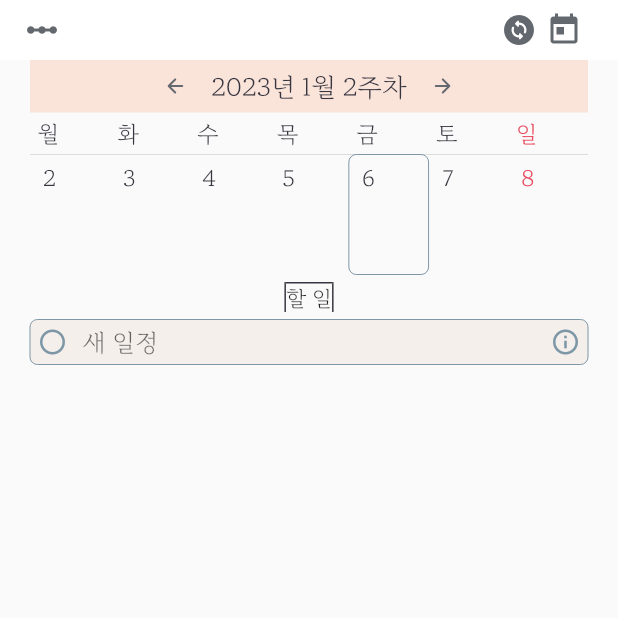
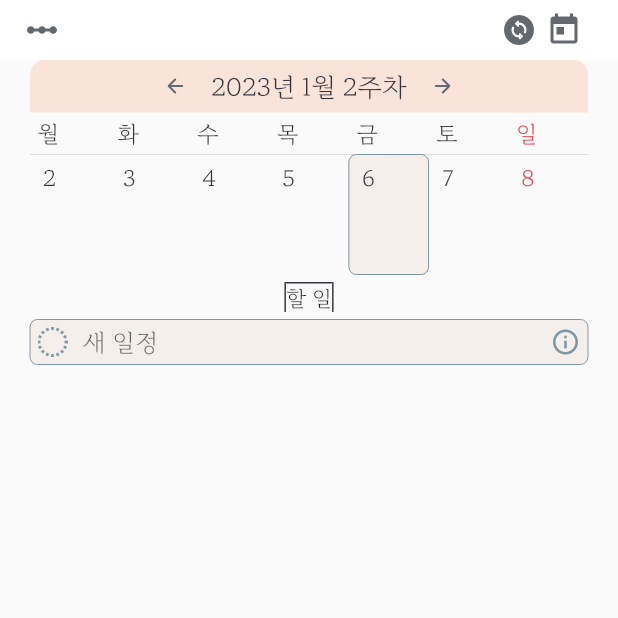
Before and after one commit to ljbee22/my_calender, a Flutter app: the screen it shows after launch, after a tap on the "arrow forward" icon, on a phone screen of 412 x 824 dp, the top half of it. Run offline on Flutter 3.47's test engine with Material 2 defaults, Android fonts, the phone set to English and light mode, and no system bars; our stand-ins replace hive, hive_flutter; accounts and stored records are empty.

Commit message:
12.30 혼자 코딩 - 2

```diff
--- a/lib/customclass/OneDay.dart
+++ b/lib/customclass/OneDay.dart
@@ -35,7 +35,9 @@ class _OneDayState extends State<OneDay> {
                       widget.oneDay.month)
                   ? BoxDecoration(
                   borderRadius: BorderRadius.circular(5),
-                  border: Border.all(color: Pastel.grey, width: 0))
+                  border: Border.all(color: Pastel.grey, width: 0),
+                color: Pastel.white,
+              )
                   : null,
               padding: const EdgeInsets.fromLTRB(0, 4, 0, 10),
               height: 80,
--- a/lib/customclass/calenderElement.dart
+++ b/lib/customclass/calenderElement.dart
@@ -40,7 +40,13 @@ class CalenderBanner extends StatelessWidget {
   Widget build(BuildContext context) {
     return Container(
       height: 35,
-      color: Pastel.pink,
+      decoration: BoxDecoration(
+        color: Pastel.pink,
+        borderRadius: BorderRadius.only(
+          topLeft: Radius.circular(10),
+          topRight: Radius.circular(10),
+        ),
+      ),
       child: Row(
         mainAxisAlignment: MainAxisAlignment.center,
         children: [
--- a/lib/weekCal.dart
+++ b/lib/weekCal.dart
@@ -95,7 +95,7 @@ class _WeekCalState extends State<WeekCal> {
                                           onTap: (){
                                             print("icons tapped@@@@@@@@@@@@@@@");
                                           },
-                                          child: Icon(Icons.radio_button_unchecked_outlined, size: 20, color: Pastel.black,),
+                                          child: ImageIcon(AssetImage("assets/icon/check_unchecked.png"), size: 20, color: Pastel.black,),
                                         ),
                                         ),
                                       MyText("${box.get(Provider.of<Cursor>(context, listen: false).returnAsString())![idx].name}", 15, Pastel.black),
@@ -129,7 +129,7 @@ class _WeekCalState extends State<WeekCal> {
                                   children: [
                                     Padding(
                                       padding: EdgeInsets.fromLTRB(5, 0, 10, 0),
-                                      child: Icon(Icons.radio_button_unchecked_outlined, size: 20, color: Pastel.grey,),
+                                      child: ImageIcon(AssetImage("assets/icon/check_notwork.png"), size: 20, color: Pastel.grey,),
                                     ),
                                     Expanded(
                                       child: TextFormField(
```
Also changed, not shown: assets/icon/check_notwork.png, assets/icon/check_unchecked.png, 1 other file.
